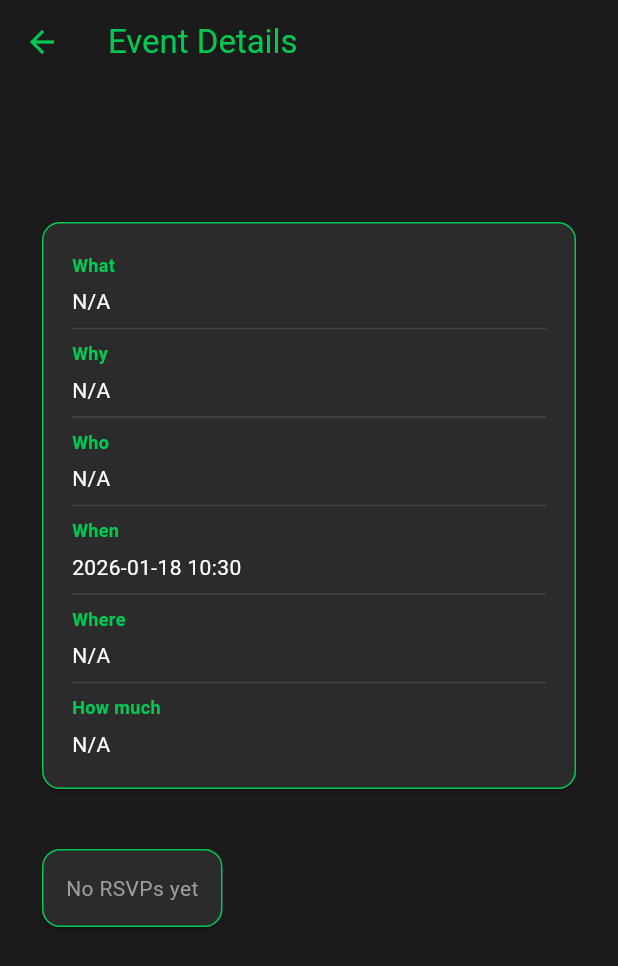
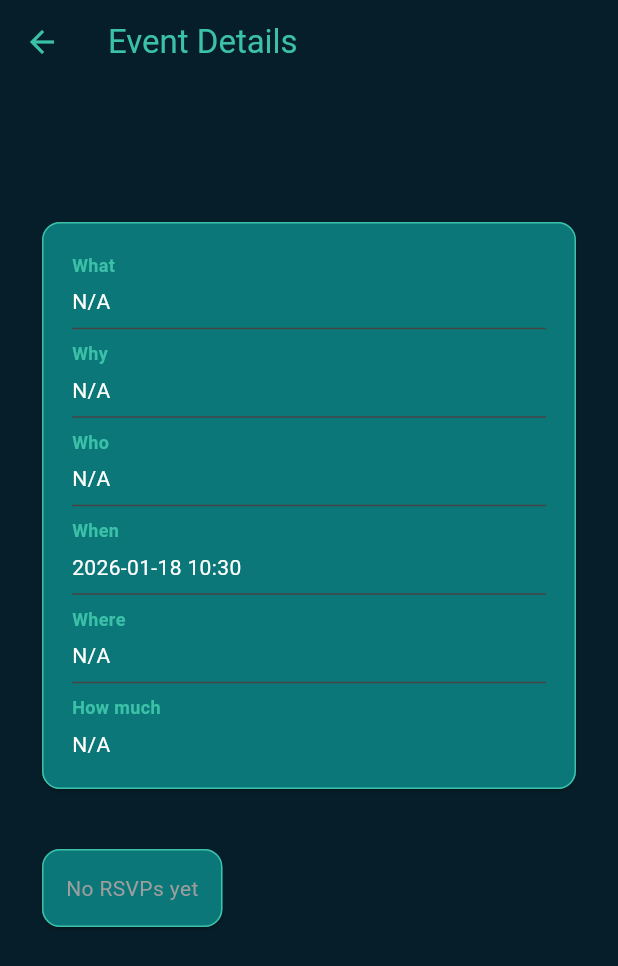
Before and after one commit to shaunbenedict/conclaveGPT, a Flutter app: the EventDetailsPage screen opened directly with empty values, on a phone screen of 412 x 824 dp. Shown: the top 966 px of the screen. Run offline on Flutter 3.47's test engine with Material 3 defaults, Android fonts, the phone set to English and light mode, and no system bars; our stand-ins replace cloud_firestore, firebase_ai, firebase_auth, firebase_core, webview_flutter; accounts and stored records are empty; network calls fail.

Commit message:
CHORE: Changed color palatte

```diff
--- a/lib/pages/event_details_page.dart
+++ b/lib/pages/event_details_page.dart
@@ -17,16 +17,16 @@ class _EventDetailsPageState extends State<EventDetailsPage> {
   @override
   Widget build(BuildContext context) {
     return Scaffold(
-      backgroundColor: const Color(0xFF1B1B1B),
+      backgroundColor: const Color(0xFF061E29),
       appBar: AppBar(
         title: const Text(
           'Event Details',
-          style: TextStyle(color: Color(0xFF00C853)),
+          style: TextStyle(color: Color(0xFF3BC1A8)),
         ),
-        backgroundColor: const Color(0xFF1B1B1B),
+        backgroundColor: const Color(0xFF061E29),
         elevation: 0,
         leading: IconButton(
-          icon: const Icon(Icons.arrow_back, color: Color(0xFF00C853)),
+          icon: const Icon(Icons.arrow_back, color: Color(0xFF3BC1A8)),
           onPressed: () => Navigator.pop(context),
         ),
       ),
@@ -38,7 +38,7 @@ class _EventDetailsPageState extends State<EventDetailsPage> {
         builder: (context, eventSnapshot) {
           if (eventSnapshot.connectionState == ConnectionState.waiting) {
             return const Center(
-              child: CupertinoActivityIndicator(color: Color(0xFF00C853)),
+              child: CupertinoActivityIndicator(color: Color(0xFF3BC1A8)),
             );
           }
 
@@ -61,7 +61,7 @@ class _EventDetailsPageState extends State<EventDetailsPage> {
                 Text(
                   eventData['name'] ?? 'Untitled Event',
                   style: const TextStyle(
-                    color: Color(0xFF00C853),
+                    color: Color(0xFF3BC1A8),
                     fontSize: 28,
                     fontWeight: FontWeight.bold,
                   ),
@@ -83,11 +83,11 @@ class _EventDetailsPageState extends State<EventDetailsPage> {
         ? 'N/A'
         : value.toString();
     return Card(
-      color: const Color(0xFF2B2B2B),
+      color: const Color(0xFF0C7779),
       margin: const EdgeInsets.only(bottom: 12),
       shape: RoundedRectangleBorder(
         borderRadius: BorderRadius.circular(12),
-        side: const BorderSide(color: Color(0xFF00C853), width: 1),
+        side: const BorderSide(color: Color(0xFF3BC1A8), width: 1),
       ),
       child: Padding(
         padding: const EdgeInsets.all(16),
@@ -97,7 +97,7 @@ class _EventDetailsPageState extends State<EventDetailsPage> {
             Text(
               label,
               style: const TextStyle(
-                color: Color(0xFF00C853),
+                color: Color(0xFF3BC1A8),
                 fontSize: 14,
                 fontWeight: FontWeight.bold,
               ),
@@ -115,10 +115,10 @@ class _EventDetailsPageState extends State<EventDetailsPage> {
 
   Widget _buildEventDetailsCard(Map<String, dynamic> eventData) {
     return Card(
-      color: const Color(0xFF2B2B2B),
+      color: const Color(0xFF0C7779),
       shape: RoundedRectangleBorder(
         borderRadius: BorderRadius.circular(12),
-        side: const BorderSide(color: Color(0xFF00C853), width: 1),
+        side: const BorderSide(color: Color(0xFF3BC1A8), width: 1),
       ),
       child: Padding(
         padding: const EdgeInsets.all(20),
@@ -165,7 +165,7 @@ class _EventDetailsPageState extends State<EventDetailsPage> {
         Text(
           label,
           style: const TextStyle(
-            color: Color(0xFF00C853),
+            color: Color(0xFF3BC1A8),
             fontSize: 12,
             fontWeight: FontWeight.bold,
           ),
@@ -183,7 +183,7 @@ class _EventDetailsPageState extends State<EventDetailsPage> {
         const Text(
           'Registration URL',
           style: TextStyle(
-            color: Color(0xFF00C853),
+            color: Color(0xFF3BC1A8),
             fontSize: 12,
             fontWeight: FontWeight.bold,
           ),
@@ -212,8 +212,8 @@ class _EventDetailsPageState extends State<EventDetailsPage> {
               icon: const Icon(Icons.open_in_browser, size: 18),
               label: const Text('View'),
               style: ElevatedButton.styleFrom(
-                backgroundColor: const Color(0xFF00C853),
-                foregroundColor: const Color(0xFF1B1B1B),
+                backgroundColor: const Color(0xFF3BC1A8),
+                foregroundColor: const Color(0xFF061E29),
                 padding: const EdgeInsets.symmetric(
                   horizontal: 12,
                   vertical: 8,
@@ -235,7 +235,7 @@ class _EventDetailsPageState extends State<EventDetailsPage> {
       builder: (context, snapshot) {
         if (snapshot.connectionState == ConnectionState.waiting) {
           return const Center(
-            child: CupertinoActivityIndicator(color: Color(0xFF00C853)),
+            child: CupertinoActivityIndicator(color: Color(0xFF3BC1A8)),
           );
         }
 
@@ -285,15 +285,15 @@ class _EventDetailsPageState extends State<EventDetailsPage> {
         builder: (context, snapshot) {
           if (snapshot.connectionState == ConnectionState.waiting) {
             return Card(
-              color: const Color(0xFF2B2B2B),
+              color: const Color(0xFF0C7779),
               shape: RoundedRectangleBorder(
                 borderRadius: BorderRadius.circular(12),
-                side: const BorderSide(color: Color(0xFF00C853), width: 1),
+                side: const BorderSide(color: Color(0xFF3BC1A8), width: 1),
               ),
               child: const Padding(
                 padding: EdgeInsets.all(16),
                 child: Center(
-                  child: CupertinoActivityIndicator(color: Color(0xFF00C853)),
+                  child: CupertinoActivityIndicator(color: Color(0xFF3BC1A8)),
                 ),
               ),
             );
@@ -301,10 +301,10 @@ class _EventDetailsPageState extends State<EventDetailsPage> {
 
           if (!snapshot.hasData) {
             return Card(
-              color: const Color(0xFF2B2B2B),
+              color: const Color(0xFF0C7779),
               shape: RoundedRectangleBorder(
                 borderRadius: BorderRadius.circular(12),
-                side: const BorderSide(color: Color(0xFF00C853), width: 1),
+                side: const BorderSide(color: Color(0xFF3BC1A8), width: 1),
               ),
               child: const Padding(
                 padding: EdgeInsets.all(16),
@@ -344,10 +344,10 @@ class _EventDetailsPageState extends State<EventDetailsPage> {
   ) {
     if (rsvpUsers.isEmpty) {
       return Card(
-        color: const Color(0xFF2B2B2B),
+        color: const Color(0xFF0C7779),
         shape: RoundedRectangleBorder(
           borderRadius: BorderRadius.circular(12),
-          side: const BorderSide(color: Color(0xFF00C853), width: 1),
+          side: const BorderSide(color: Color(0xFF3BC1A8), width: 1),
         ),
         child: const Padding(
           padding: EdgeInsets.all(16),
@@ -357,10 +357,10 @@ class _EventDetailsPageState extends State<EventDetailsPage> {
     }
 
     return Card(
-      color: const Color(0xFF2B2B2B),
+      color: const Color(0xFF0C7779),
       shape: RoundedRectangleBorder(
         borderRadius: BorderRadius.circular(12),
-        side: const BorderSide(color: Color(0xFF00C853), width: 1),
+        side: const BorderSide(color: Color(0xFF3BC1A8), width: 1),
       ),
       child: Padding(
         padding: const EdgeInsets.all(20),
@@ -373,7 +373,7 @@ class _EventDetailsPageState extends State<EventDetailsPage> {
                 const Text(
                   'Total RSVPs',
                   style: TextStyle(
-                    color: Color(0xFF00C853),
+                    color: Color(0xFF3BC1A8),
                     fontSize: 18,
                     fontWeight: FontWeight.bold,
                   ),
@@ -381,7 +381,7 @@ class _EventDetailsPageState extends State<EventDetailsPage> {
                 Text(
                   '${rsvpUsers.length}',
                   style: const TextStyle(
-                    color: Color(0xFF00C853),
+                    color: Color(0xFF3BC1A8),
                     fontSize: 28,
                     fontWeight: FontWeight.bold,
                   ),
@@ -394,7 +394,7 @@ class _EventDetailsPageState extends State<EventDetailsPage> {
             const Text(
               'Attendees',
               style: TextStyle(
-                color: Color(0xFF00C853),
+                color: Color(0xFF3BC1A8),
                 fontSize: 14,
                 fontWeight: FontWeight.bold,
               ),
@@ -425,7 +425,7 @@ class _EventDetailsPageState extends State<EventDetailsPage> {
                         child: Text(
                           'View All (${rsvpUsers.length})',
                           style: const TextStyle(
-                            color: Color(0xFF00C853),
+                            color: Color(0xFF3BC1A8),
                             fontWeight: FontWeight.bold,
                             fontSize: 14,
                           ),
@@ -442,11 +442,11 @@ class _EventDetailsPageState extends State<EventDetailsPage> {
                     children: [
                       CircleAvatar(
                         radius: 20,
-                        backgroundColor: const Color(0xFF00C853),
+                        backgroundColor: const Color(0xFF3BC1A8),
                         child: Text(
                           '${index + 1}',
                           style: const TextStyle(
-                            color: Color(0xFF1B1B1B),
+                            color: Color(0xFF061E29),
                             fontWeight: FontWeight.bold,
                           ),
                         ),
@@ -459,7 +459,7 @@ class _EventDetailsPageState extends State<EventDetailsPage> {
                             Text(
                               user['name'],
                               style: const TextStyle(
-                                color: Color(0xFF00C853),
+                                color: Color(0xFF3BC1A8),
                                 fontWeight: FontWeight.bold,
                                 fontSize: 14,
                               ),
```
Also changed, not shown: lib/main.dart (+15 -15 lines), lib/pages/auth_page.dart (+16 -16 lines), lib/pages/chat_screen.dart (+20 -20 lines), lib/pages/create_event_page.dart (+17 -17 lines), lib/pages/home_page.dart (+58 -58 lines), lib/pages/rsvp_list_page.dart (+9 -9 lines), lib/pages/webview_page.dart (+4 -4 lines).
